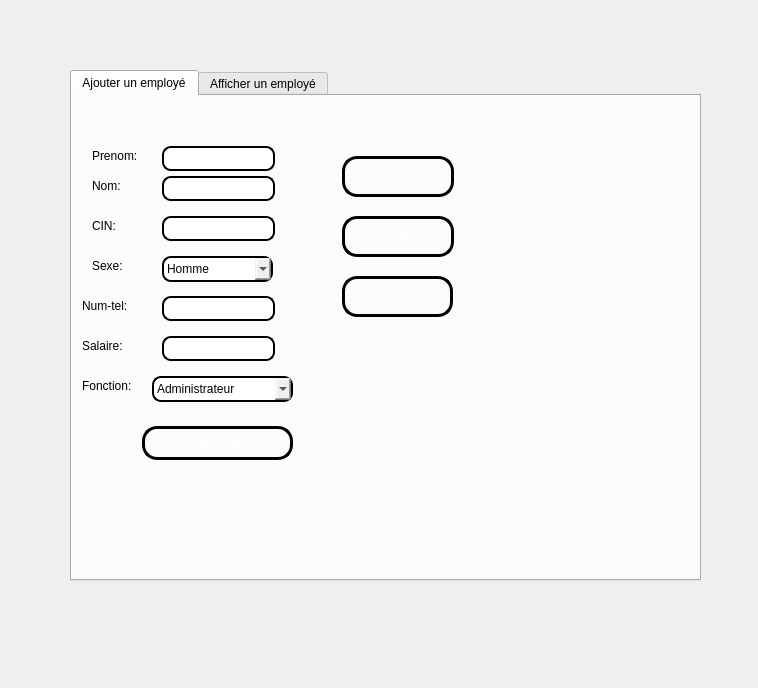
Qt form emp.ui (khalilboumalela/Projetc-2223) before a commit.
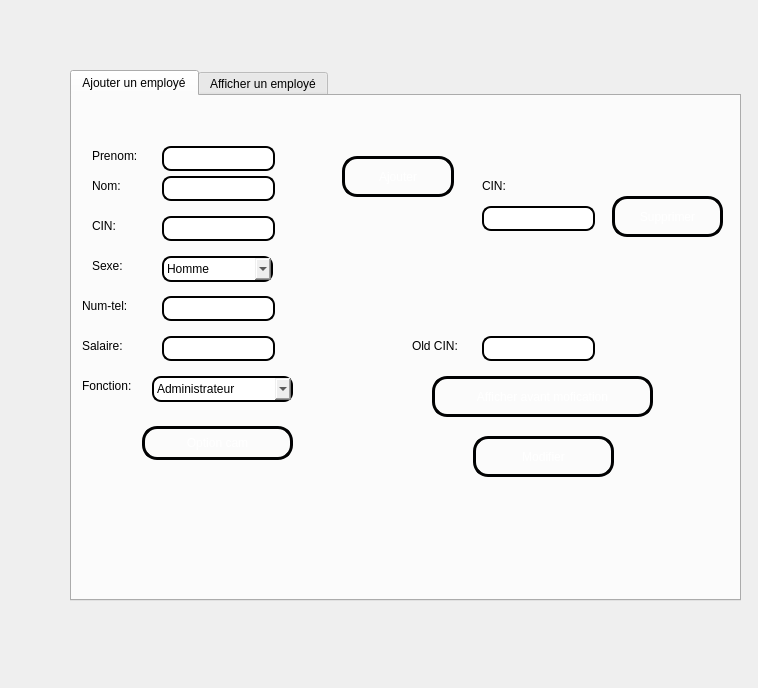
The same form after that commit. Icons and pictures are not drawn.

Diff of the .ui file:
```diff
--- a/emp.ui
+++ b/emp.ui
@@ -18,8 +18,8 @@
     <rect>
      <x>70</x>
      <y>70</y>
-     <width>631</width>
-     <height>511</height>
+     <width>671</width>
+     <height>531</height>
     </rect>
    </property>
    <property name="styleSheet">
@@ -292,9 +292,9 @@
     <widget class="QPushButton" name="modifier">
      <property name="geometry">
       <rect>
-       <x>270</x>
-       <y>120</y>
-       <width>112</width>
+       <x>401</x>
+       <y>340</y>
+       <width>141</width>
        <height>41</height>
       </rect>
      </property>
@@ -438,8 +438,8 @@
     <widget class="QPushButton" name="supprimer">
      <property name="geometry">
       <rect>
-       <x>270</x>
-       <y>180</y>
+       <x>540</x>
+       <y>100</y>
        <width>111</width>
        <height>41</height>
       </rect>
@@ -478,6 +478,122 @@
        <normaloff>../../../../Desktop/Projetcpp</normaloff>../../../../Desktop/Projetcpp</iconset>
      </property>
     </widget>
+    <widget class="QLineEdit" name="l_CIN_2">
+     <property name="geometry">
+      <rect>
+       <x>410</x>
+       <y>110</y>
+       <width>113</width>
+       <height>25</height>
+      </rect>
+     </property>
+     <property name="styleSheet">
+      <string notr="true">QLineEdit
+{
+border-radius:9px;
+border: 2px solid #000000;
+background: qradialgradient(cx: 0.3, cy: -0.4,
+fx: 0.0, fy: -0.0,
+radius: 1.89, stop: 0 #ffffff, stop: 1 #999);
+}</string>
+     </property>
+     <property name="text">
+      <string/>
+     </property>
+    </widget>
+    <widget class="QLabel" name="label_8">
+     <property name="geometry">
+      <rect>
+       <x>410</x>
+       <y>80</y>
+       <width>69</width>
+       <height>20</height>
+      </rect>
+     </property>
+     <property name="text">
+      <string>CIN:</string>
+     </property>
+    </widget>
+    <widget class="QLineEdit" name="l_CIN_3">
+     <property name="geometry">
+      <rect>
+       <x>410</x>
+       <y>240</y>
+       <width>113</width>
+       <height>25</height>
+      </rect>
+     </property>
+     <property name="minimumSize">
+      <size>
+       <width>113</width>
+       <height>0</height>
+      </size>
+     </property>
+     <property name="styleSheet">
+      <string notr="true">QLineEdit
+{
+border-radius:9px;
+border: 2px solid #000000;
+background: qradialgradient(cx: 0.3, cy: -0.4,
+fx: 0.0, fy: -0.0,
+radius: 1.89, stop: 0 #ffffff, stop: 1 #999);
+}</string>
+     </property>
+     <property name="text">
+      <string/>
+     </property>
+    </widget>
+    <widget class="QPushButton" name="modifier_2">
+     <property name="geometry">
+      <rect>
+       <x>360</x>
+       <y>280</y>
+       <width>221</width>
+       <height>41</height>
+      </rect>
+     </property>
+     <property name="styleSheet">
+      <string notr="true">QPushButton {
+color: #ffffff;
+border: 3px solid #010203;
+font: 8pt &quot;MS Reference Sans Serif&quot;;
+border-radius: 15px;
+padding: 5px;
+background: qradialgradient(cx: 0.3, cy: -0.4,
+fx: 0.3, fy: -0.4,
+radius: 3, stop: 0 #010203, stop: 1 #c4c9c7);
+min-width: 80px;
+}
+
+QPushButton:hover {
+background: qradialgradient(cx: 0.3, cy: -0.4,
+fx: 0.3, fy: -0.4,
+radius: 3, stop: 0 #010203, stop: 1 #010203);
+}
+
+ QPushButton:pressed {
+background: qradialgradient(cx: 0.4, cy: -0.1,
+fx: 0.4, fy: -0.1,
+radius: 3, stop: 0 #c4c9c7, stop: 1 #c4c9c7);
+}</string>
+     </property>
+     <property name="text">
+      <string>Afficher avant mofication</string>
+     </property>
+    </widget>
+    <widget class="QLabel" name="label_9">
+     <property name="geometry">
+      <rect>
+       <x>340</x>
+       <y>240</y>
+       <width>69</width>
+       <height>20</height>
+      </rect>
+     </property>
+     <property name="text">
+      <string>Old CIN:</string>
+     </property>
+    </widget>
    </widget>
    <widget class="QWidget" name="tab_2">
     <attribute name="title">
```
Left out of the diff: 6 changed lines with no effect on the pictures.
